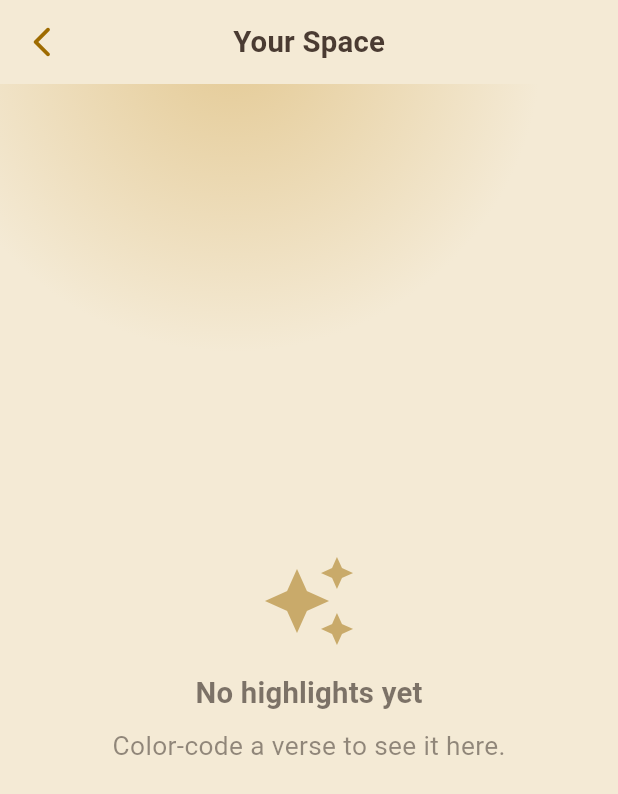
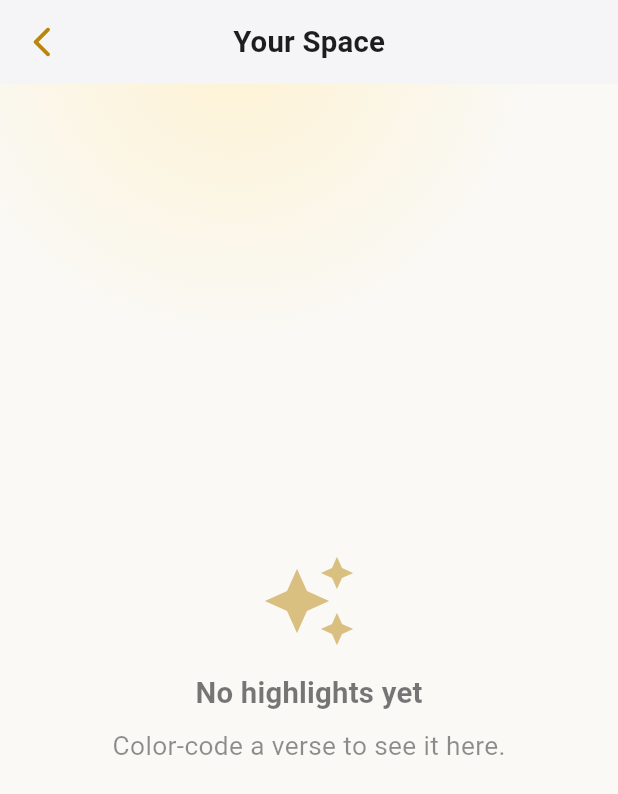
Before and after one commit to wakilibaraka/BlessedBibleApp, a Flutter app: the screen it shows after launch, item 3 of the bottom bar chosen, after a tap on "Your Space", on a phone screen of 412 x 824 dp. Shown: the top 794 px of the screen. Run offline on Flutter 3.47's test engine with Material 3 defaults, Android fonts, the phone set to English and light mode, and no system bars; our stand-ins replace flutter_riverpod, google_fonts, scrollable_positioned_list, share_plus, shared_preferences; Roboto replaces fonts that are missing (Gentium Book Plus).

Commit message:
feat: Light default theme order + Automatic (system sunrise/sunset) mode with smooth transition

```diff
--- a/lib/main.dart
+++ b/lib/main.dart
@@ -34,7 +34,10 @@ class TheBlessedBibleApp extends ConsumerWidget {
     return MaterialApp(
       title: 'The Blessed Bible',
       debugShowCheckedModeBanner: false,
+      themeAnimationDuration: const Duration(milliseconds: 250),
+      themeAnimationCurve: Curves.easeInOut,
       themeMode: switch (themeMode) {
+        AppThemeMode.automatic => ThemeMode.system,
         AppThemeMode.light => ThemeMode.light,
         AppThemeMode.sepia => ThemeMode.light,
         AppThemeMode.dark => ThemeMode.dark,
--- a/lib/state/theme_provider.dart
+++ b/lib/state/theme_provider.dart
@@ -1,33 +1,65 @@
 import 'package:flutter_riverpod/flutter_riverpod.dart';
+import 'package:shared_preferences/shared_preferences.dart';
 
-/// Three distinct visual modes cycling Sepia -> Dark -> Light
-enum AppThemeMode { sepia, dark, light }
+import 'package:flutter/material.dart';
+
+enum AppThemeMode { automatic, light, dark, sepia }
+
+extension AppThemeModeExtension on AppThemeMode {
+  AppThemeMode resolve(BuildContext context) {
+    if (this == AppThemeMode.automatic) {
+      return Theme.of(context).brightness == Brightness.dark
+          ? AppThemeMode.dark
+          : AppThemeMode.light;
+    }
+    return this;
+  }
+}
 
 class ThemeNotifier extends Notifier<AppThemeMode> {
+  static const _themeKey = 'app_theme_mode';
+
   @override
-  AppThemeMode build() => AppThemeMode.sepia; // Default
+  AppThemeMode build() {
+    _loadTheme();
+    return AppThemeMode.light; // Default for new users
+  }
 
-  /// Cycle forward through all three modes.
+  Future<void> _loadTheme() async {
+    final prefs = await SharedPreferences.getInstance();
+    final index = prefs.getInt(_themeKey);
+    if (index != null && index >= 0 && index < AppThemeMode.values.length) {
+      state = AppThemeMode.values[index];
+    }
+  }
+
+  Future<void> setTheme(AppThemeMode mode) async {
+    state = mode;
+    final prefs = await SharedPreferences.getInstance();
+    await prefs.setInt(_themeKey, mode.index);
+  }
+
+  /// Cycle forward through all modes.
   void cycleTheme() {
     switch (state) {
-      case AppThemeMode.sepia:
-        state = AppThemeMode.dark;
+      case AppThemeMode.automatic:
+        setTheme(AppThemeMode.light);
+        break;
+      case AppThemeMode.light:
+        setTheme(AppThemeMode.dark);
         break;
       case AppThemeMode.dark:
-        state = AppThemeMode.light;
+        setTheme(AppThemeMode.sepia);
         break;
-      case AppThemeMode.light:
-        state = AppThemeMode.sepia;
+      case AppThemeMode.sepia:
+        setTheme(AppThemeMode.automatic);
         break;
     }
   }
 
-  // Keep direct setters for programmatic access.
-  void setTheme(AppThemeMode mode) => state = mode;
-
-  // Legacy toggle kept for backward compatibility (Light ↔ Dark).
+  // Legacy toggle kept for backward compatibility.
   void toggleTheme() {
-    state = state == AppThemeMode.dark ? AppThemeMode.light : AppThemeMode.dark;
+    setTheme(state == AppThemeMode.dark ? AppThemeMode.light : AppThemeMode.dark);
   }
 }
 
--- a/lib/ui/screens/study_screen.dart
+++ b/lib/ui/screens/study_screen.dart
@@ -49,15 +49,16 @@ class _StudyScreenState extends ConsumerState<StudyScreen> {
     final appThemeMode = ref.watch(themeProvider);
 
     String subGreeting;
-    switch (appThemeMode) {
+    switch (appThemeMode.resolve(context)) {
       case AppThemeMode.light:
         subGreeting = "Embrace the light of His word.";
         break;
+      case AppThemeMode.dark:
+      case AppThemeMode.automatic:
+        subGreeting = "Rest in the peace of His promises.";
+        break;
       case AppThemeMode.sepia:
-        subGreeting = "Warm your heart with Scripture.";
-        break;
-      case AppThemeMode.dark:
-        subGreeting = "Find peace in the quiet moments.";
+        subGreeting = "Reflect on the ancient wisdom.";
         break;
     }
 
--- a/lib/ui/widgets/animated_background.dart
+++ b/lib/ui/widgets/animated_background.dart
@@ -50,8 +50,9 @@ class _AnimatedBackgroundState extends ConsumerState<AnimatedBackground> with Si
         final radius = isTopGlow ? 1.0 : 1.6;
 
         final List<Color> colors;
-        switch (widget.appThemeMode) {
+        switch (widget.appThemeMode.resolve(context)) {
           case AppThemeMode.dark:
+          case AppThemeMode.automatic:
             // Warm amber glow at focal point, deep charcoal edges
             colors = [
               Color.lerp(const Color(0xFF3D2B0A), const Color(0xFF251800), t)!,
--- a/lib/ui/widgets/shared_top_header.dart
+++ b/lib/ui/widgets/shared_top_header.dart
@@ -19,7 +19,7 @@ class SharedTopHeader extends ConsumerWidget {
   Widget build(BuildContext context, WidgetRef ref) {
     final theme = Theme.of(context);
     final appThemeMode = ref.watch(themeProvider);
-    final isDarkMode = appThemeMode == AppThemeMode.dark;
+    final isDarkMode = theme.brightness == Brightness.dark;
 
     return Padding(
       padding: const EdgeInsets.symmetric(horizontal: 24.0),
@@ -100,9 +100,21 @@ class SharedTopHeader extends ConsumerWidget {
             child: FadeTransition(opacity: anim, child: child),
           ),
           child: switch (appThemeMode) {
+            AppThemeMode.automatic => Icon(
+                Icons.brightness_auto,
+                key: const ValueKey('automatic'),
+                size: 26,
+                color: theme.primaryColor,
+              ),
             AppThemeMode.light => Icon(
                 Icons.wb_sunny_outlined,
                 key: const ValueKey('light'),
+                size: 26,
+                color: theme.primaryColor,
+              ),
+            AppThemeMode.dark => Icon(
+                Icons.nightlight_round,
+                key: const ValueKey('dark'),
                 size: 26,
                 color: theme.primaryColor,
               ),
@@ -112,12 +124,6 @@ class SharedTopHeader extends ConsumerWidget {
                 size: 26,
                 color: theme.primaryColor,
               ),
-            AppThemeMode.dark => Icon(
-                Icons.nightlight_round,
-                key: const ValueKey('dark'),
-                size: 26,
-                color: theme.primaryColor,
-              ),
           },
         ),
       ),
--- a/lib/ui/widgets/textured_glass_container.dart
+++ b/lib/ui/widgets/textured_glass_container.dart
@@ -34,7 +34,7 @@ class TexturedGlassContainer extends ConsumerWidget {
 
     Color fillColor;
     if (isGlassy) {
-      switch (appTheme) {
+      switch (appTheme.resolve(context)) {
         case AppThemeMode.sepia:
           fillColor = Colors.white.withValues(alpha: 0.35);
           break;
@@ -42,11 +42,12 @@ class TexturedGlassContainer extends ConsumerWidget {
           fillColor = Colors.black.withValues(alpha: 0.08);
           break;
         case AppThemeMode.dark:
+        case AppThemeMode.automatic:
           fillColor = Colors.black.withValues(alpha: 0.15);
           break;
       }
     } else {
-      switch (appTheme) {
+      switch (appTheme.resolve(context)) {
         case AppThemeMode.sepia:
           fillColor = AppColors.sepiaSurface;
           break;
@@ -54,6 +55,7 @@ class TexturedGlassContainer extends ConsumerWidget {
           fillColor = AppColors.lightSurface;
           break;
         case AppThemeMode.dark:
+        case AppThemeMode.automatic:
           fillColor = AppColors.darkSurface;
           break;
       }
```
Also changed, not shown: lib/ui/screens/read_screen.dart (+6 -5 lines).
